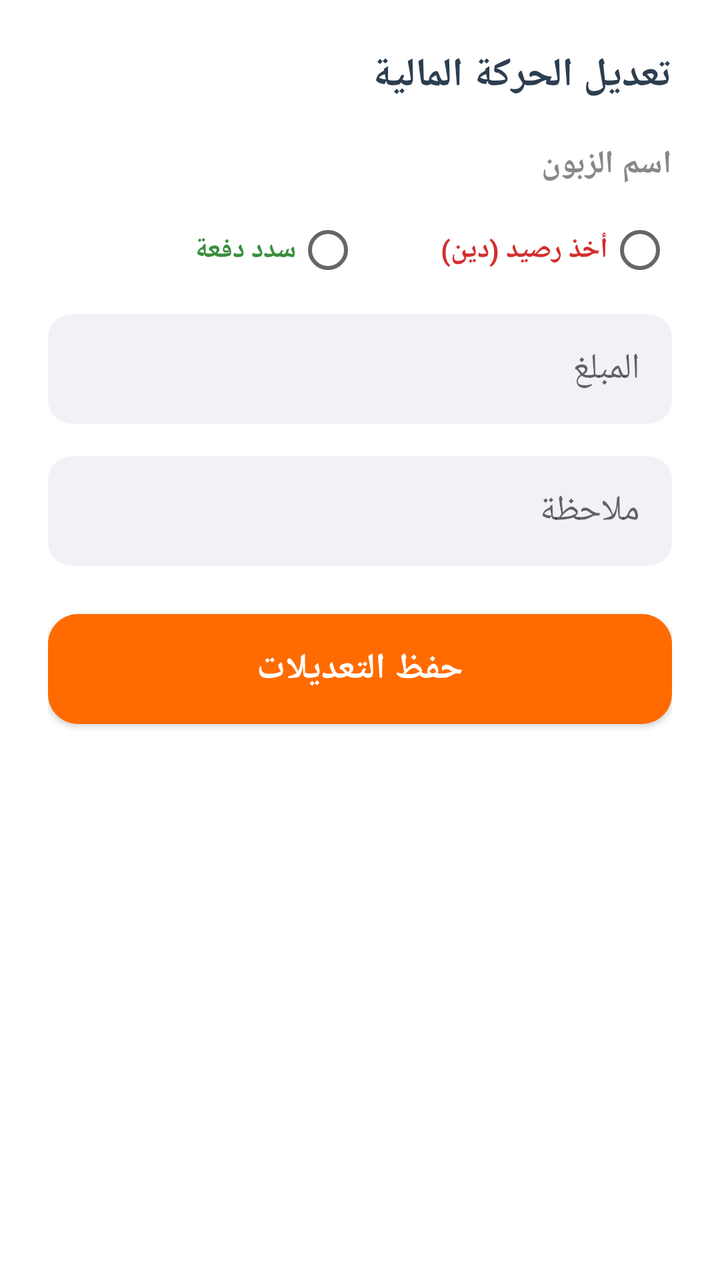
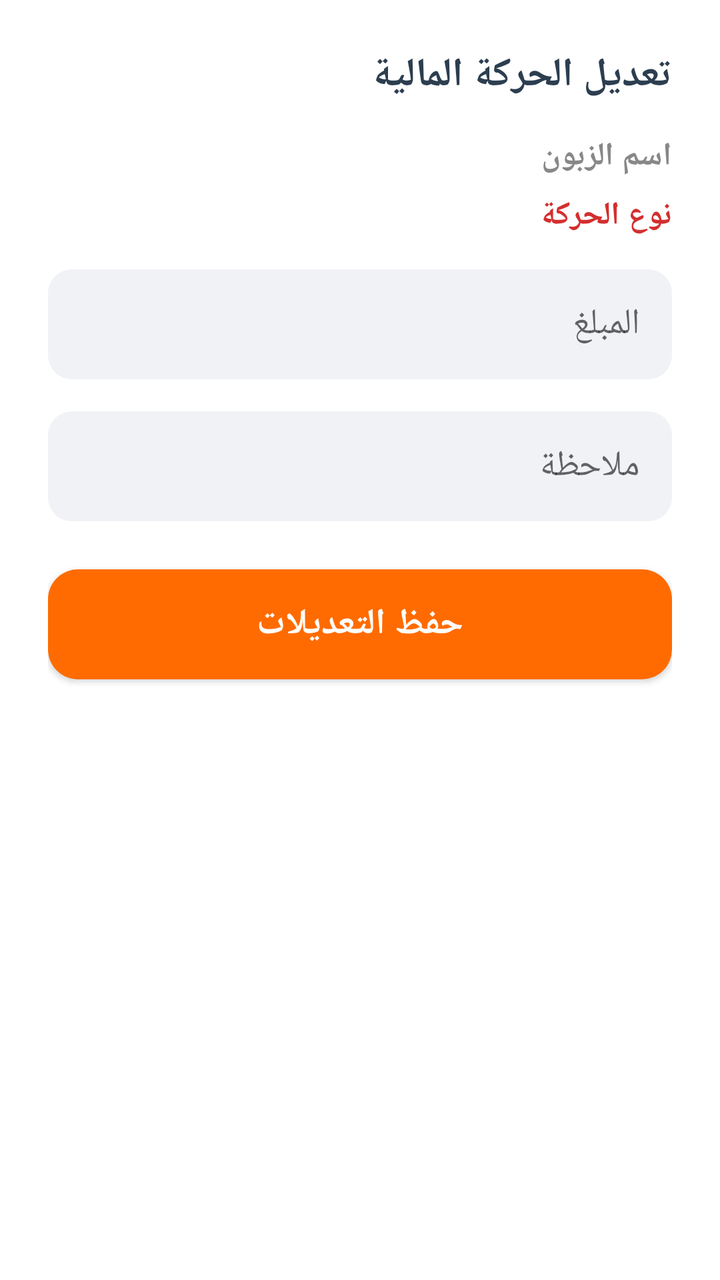

Screens rendered from an Android XML layout before and after an edit, with the pre-edit source and the edit as a unified diff.
<!-- AndroidManifest.xml: application theme Theme.AppCompat.Light.NoActionBar -->
<!-- res/layout/dialog_edit_trans.xml -->
<?xml version="1.0" encoding="utf-8"?>
<LinearLayout xmlns:android="http://schemas.android.com/apk/res/android" android:layout_width="match_parent" android:layout_height="wrap_content" android:orientation="vertical" android:layoutDirection="rtl" android:padding="24dp" android:background="#FFFFFF">
    <TextView android:layout_width="wrap_content" android:layout_height="wrap_content" android:text="تعديل الحركة المالية" android:textSize="20sp" android:textStyle="bold" android:textColor="#2C3E50" android:layout_marginBottom="20dp"/>
    <TextView android:id="@+id/tv_edit_trans_name" android:layout_width="match_parent" android:layout_height="wrap_content" android:text="اسم الزبون" android:textSize="16sp" android:textStyle="bold" android:textColor="#888888" android:layout_marginBottom="16dp"/>
    <RadioGroup android:id="@+id/rg_edit_trans_type" android:layout_width="match_parent" android:layout_height="wrap_content" android:orientation="horizontal" android:layout_marginBottom="16dp">
        <RadioButton android:id="@+id/rb_edit_debt" android:layout_width="0dp" android:layout_weight="1" android:layout_height="wrap_content" android:text="أخذ رصيد (دين)" android:textColor="#D32F2F" android:textStyle="bold"/>
        <RadioButton android:id="@+id/rb_edit_payment" android:layout_width="0dp" android:layout_weight="1" android:layout_height="wrap_content" android:text="سدد دفعة" android:textColor="#388E3C" android:textStyle="bold"/>
    </RadioGroup>
    <EditText android:id="@+id/edit_trans_amount" android:layout_width="match_parent" android:layout_height="55dp" android:background="@drawable/bg_input_gray" android:inputType="number" android:hint="المبلغ" android:paddingStart="16dp" android:paddingEnd="16dp" android:textColor="#333333" android:layout_marginBottom="16dp"/>
    <EditText android:id="@+id/edit_trans_note" android:layout_width="match_parent" android:layout_height="55dp" android:background="@drawable/bg_input_gray" android:hint="ملاحظة" android:paddingStart="16dp" android:paddingEnd="16dp" android:textColor="#333333" android:layout_marginBottom="24dp"/>
    <androidx.appcompat.widget.AppCompatButton android:id="@+id/btn_update_trans" android:layout_width="match_parent" android:layout_height="55dp" android:text="حفظ التعديلات" android:textSize="18sp" android:textStyle="bold" android:background="@drawable/bg_rounded_orange" android:textColor="#FFFFFF" />
</LinearLayout>
<!-- resources referenced by this layout -->
<resources>
  <!-- drawable bg_input_gray (drawable) -->
  ﻿<?xml version="1.0" encoding="utf-8"?>
  <shape xmlns:android="http://schemas.android.com/apk/res/android" android:shape="rectangle">
      <solid android:color="#F0F2F5" />
      <corners android:radius="12dp" />
  </shape>
  <!-- drawable bg_rounded_orange (drawable) -->
  <?xml version="1.0" encoding="utf-8"?>
  <shape xmlns:android="http://schemas.android.com/apk/res/android" android:shape="rectangle">
      <solid android:color="#FF6B00" />
      <corners android:radius="15dp" />
  </shape>
</resources>

<!-- the commit's change to res/layout/dialog_edit_trans.xml (unified diff, before → after) -->
@@ -1,11 +1,8 @@
 <?xml version="1.0" encoding="utf-8"?>
 <LinearLayout xmlns:android="http://schemas.android.com/apk/res/android" android:layout_width="match_parent" android:layout_height="wrap_content" android:orientation="vertical" android:layoutDirection="rtl" android:padding="24dp" android:background="#FFFFFF">
-    <TextView android:layout_width="wrap_content" android:layout_height="wrap_content" android:text="تعديل الحركة المالية" android:textSize="20sp" android:textStyle="bold" android:textColor="#2C3E50" android:layout_marginBottom="20dp"/>
-    <TextView android:id="@+id/tv_edit_trans_name" android:layout_width="match_parent" android:layout_height="wrap_content" android:text="اسم الزبون" android:textSize="16sp" android:textStyle="bold" android:textColor="#888888" android:layout_marginBottom="16dp"/>
-    <RadioGroup android:id="@+id/rg_edit_trans_type" android:layout_width="match_parent" android:layout_height="wrap_content" android:orientation="horizontal" android:layout_marginBottom="16dp">
-        <RadioButton android:id="@+id/rb_edit_debt" android:layout_width="0dp" android:layout_weight="1" android:layout_height="wrap_content" android:text="أخذ رصيد (دين)" android:textColor="#D32F2F" android:textStyle="bold"/>
-        <RadioButton android:id="@+id/rb_edit_payment" android:layout_width="0dp" android:layout_weight="1" android:layout_height="wrap_content" android:text="سدد دفعة" android:textColor="#388E3C" android:textStyle="bold"/>
-    </RadioGroup>
+    <TextView android:layout_width="wrap_content" android:layout_height="wrap_content" android:text="تعديل الحركة المالية" android:textSize="20sp" android:textStyle="bold" android:textColor="#2C3E50" android:layout_marginBottom="16dp"/>
+    <TextView android:id="@+id/tv_edit_trans_name" android:layout_width="match_parent" android:layout_height="wrap_content" android:text="اسم الزبون" android:textSize="16sp" android:textStyle="bold" android:textColor="#888888" android:layout_marginBottom="8dp"/>
+    <TextView android:id="@+id/tv_edit_trans_type_label" android:layout_width="match_parent" android:layout_height="wrap_content" android:text="نوع الحركة" android:textSize="16sp" android:textStyle="bold" android:textColor="#D32F2F" android:layout_marginBottom="16dp"/>
     <EditText android:id="@+id/edit_trans_amount" android:layout_width="match_parent" android:layout_height="55dp" android:background="@drawable/bg_input_gray" android:inputType="number" android:hint="المبلغ" android:paddingStart="16dp" android:paddingEnd="16dp" android:textColor="#333333" android:layout_marginBottom="16dp"/>
     <EditText android:id="@+id/edit_trans_note" android:layout_width="match_parent" android:layout_height="55dp" android:background="@drawable/bg_input_gray" android:hint="ملاحظة" android:paddingStart="16dp" android:paddingEnd="16dp" android:textColor="#333333" android:layout_marginBottom="24dp"/>
     <androidx.appcompat.widget.AppCompatButton android:id="@+id/btn_update_trans" android:layout_width="match_parent" android:layout_height="55dp" android:text="حفظ التعديلات" android:textSize="18sp" android:textStyle="bold" android:background="@drawable/bg_rounded_orange" android:textColor="#FFFFFF" />
